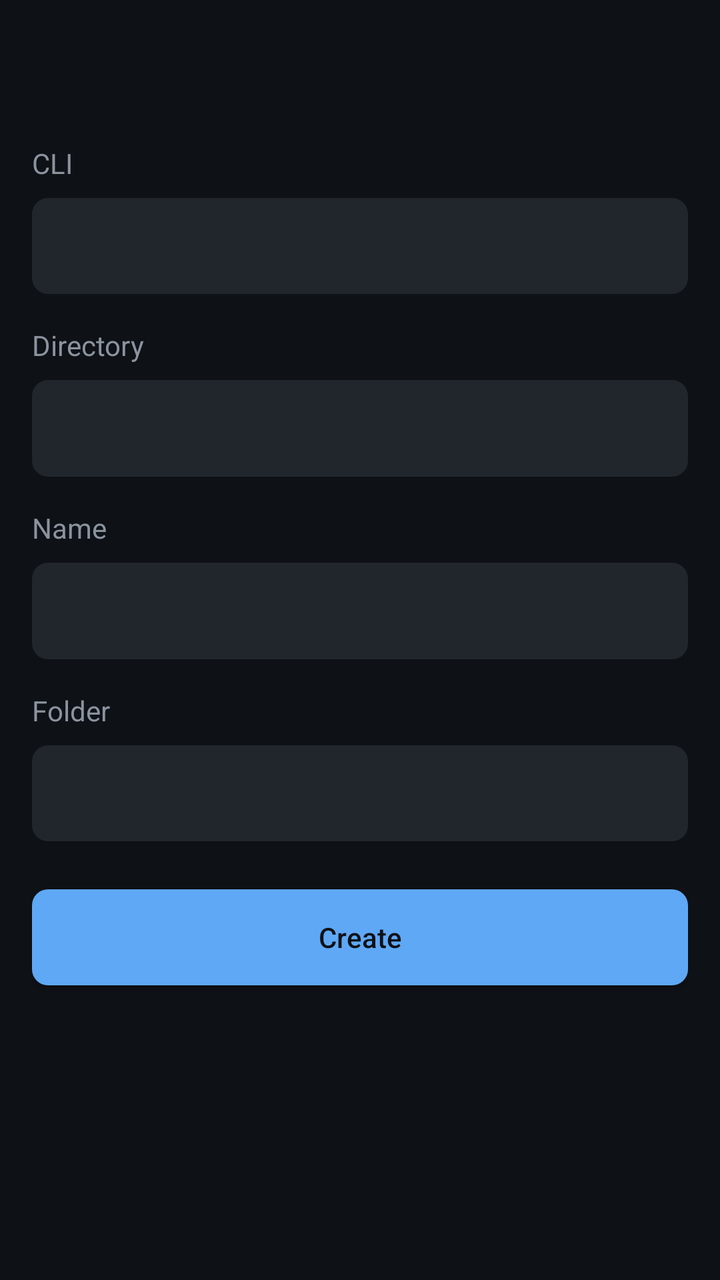
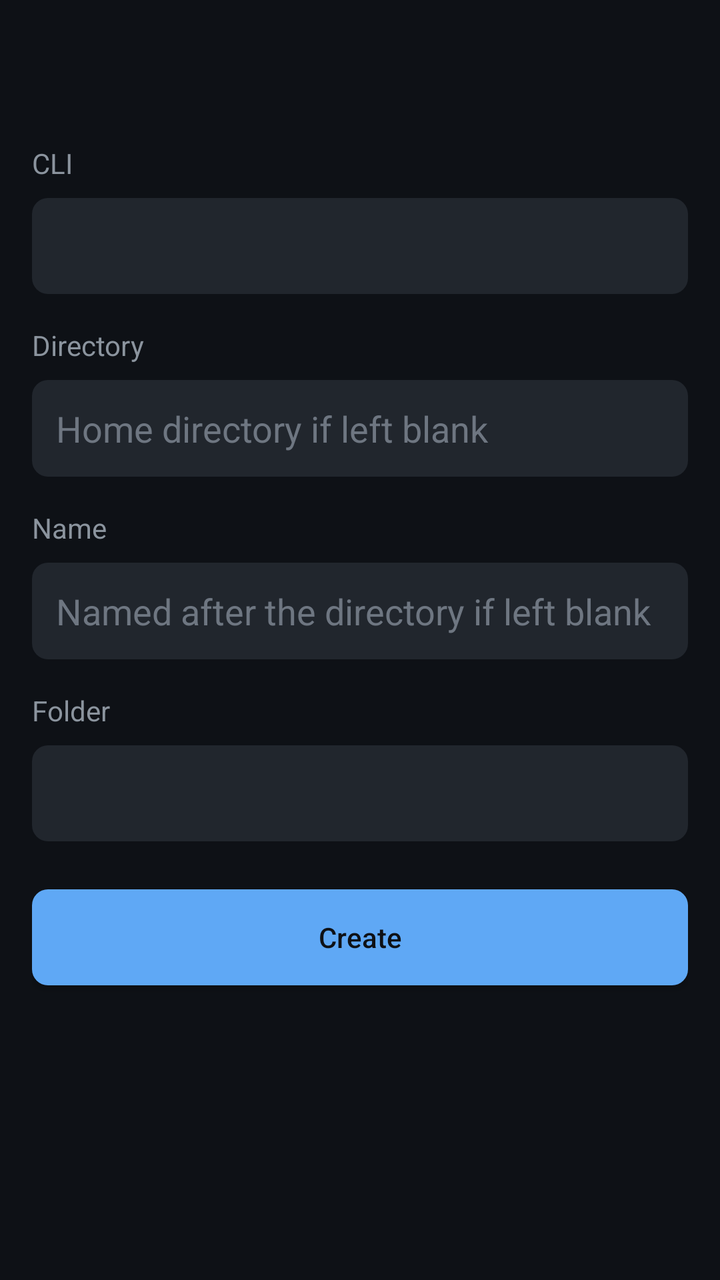

The first picture is an Android layout as it rendered before a commit; the second is the same layout after the commit. The layout source and the unified diff follow.
<!-- AndroidManifest.xml: application theme Theme.Clique -->
<!-- res/layout/fragment_new_session.xml -->
<?xml version="1.0" encoding="utf-8"?>
<ScrollView xmlns:android="http://schemas.android.com/apk/res/android"
    android:layout_width="match_parent"
    android:layout_height="match_parent"
    android:background="@color/ink"
    android:fillViewport="true">

    <LinearLayout
        android:layout_width="match_parent"
        android:layout_height="wrap_content"
        android:orientation="vertical"
        android:padding="16dp">

        <androidx.appcompat.widget.Toolbar
            android:id="@+id/toolbar"
            android:layout_width="match_parent"
            android:layout_height="?attr/actionBarSize"
            android:theme="@style/Toolbar.Clique" />

        <TextView
            android:layout_width="match_parent"
            android:layout_height="wrap_content"
            android:text="@string/session_cli"
            android:textColor="@color/muted" />

        <Spinner
            android:id="@+id/cli"
            android:layout_width="match_parent"
            android:layout_height="48dp"
            android:layout_marginTop="8dp"
            android:background="@drawable/field_bg"
            android:padding="8dp" />

        <TextView
            android:layout_width="match_parent"
            android:layout_height="wrap_content"
            android:layout_marginTop="16dp"
            android:text="@string/session_cwd"
            android:textColor="@color/muted" />

        <EditText
            android:id="@+id/cwd"
            style="@style/Field"
            android:inputType="textUri"
            android:importantForAutofill="no" />

        <TextView
            android:layout_width="match_parent"
            android:layout_height="wrap_content"
            android:layout_marginTop="16dp"
            android:text="@string/session_name"
            android:textColor="@color/muted" />

        <EditText
            android:id="@+id/name"
            style="@style/Field"
            android:inputType="textCapSentences"
            android:importantForAutofill="no" />

        <TextView
            android:layout_width="match_parent"
            android:layout_height="wrap_content"
            android:layout_marginTop="16dp"
            android:text="@string/session_folder"
            android:textColor="@color/muted" />

        <Spinner
            android:id="@+id/folder"
            android:layout_width="match_parent"
            android:layout_height="48dp"
            android:layout_marginTop="8dp"
            android:background="@drawable/field_bg"
            android:padding="8dp" />

        <Button
            android:id="@+id/create"
            android:layout_width="match_parent"
            android:layout_height="wrap_content"
            android:layout_marginTop="24dp"
            android:background="@drawable/btn_accent"
            android:text="@string/create"
            android:textAllCaps="false"
            android:textColor="@color/ink" />

        <TextView
            android:id="@+id/error"
            android:layout_width="match_parent"
            android:layout_height="wrap_content"
            android:layout_marginTop="8dp"
            android:textColor="@color/error" />
    </LinearLayout>
</ScrollView>
<!-- resources referenced by this layout -->
<resources>
  <color name="error">#FFEF4444</color>
  <color name="ink">#FF0E1116</color>
  <color name="muted">#FF8B949E</color>
  <!-- drawable btn_accent (drawable) -->
  <?xml version="1.0" encoding="utf-8"?>
  <shape xmlns:android="http://schemas.android.com/apk/res/android" android:shape="rectangle">
      <solid android:color="@color/accent" />
      <corners android:radius="8dp" />
  </shape>
  <!-- drawable field_bg (drawable) -->
  <?xml version="1.0" encoding="utf-8"?>
  <shape xmlns:android="http://schemas.android.com/apk/res/android" android:shape="rectangle">
      <solid android:color="@color/surface_2" />
      <corners android:radius="8dp" />
  </shape>
  <string name="create">Create</string>
  <string name="session_cli">CLI</string>
  <string name="session_cwd">Directory</string>
  <string name="session_folder">Folder</string>
  <string name="session_name">Name</string>
  <style name="Field">
          <item name="android:layout_width">match_parent</item>
          <item name="android:layout_height">wrap_content</item>
          <item name="android:textColor">@color/text</item>
          <item name="android:textColorHint">@color/hint</item>
          <item name="android:background">@drawable/field_bg</item>
          <item name="android:padding">12dp</item>
          <item name="android:layout_marginTop">8dp</item>
      </style>
  <style name="Toolbar.Clique" parent="Widget.AppCompat.Toolbar">
          <item name="android:background">@color/ink</item>
          <item name="titleTextColor">@color/text</item>
          <item name="subtitleTextColor">@color/muted</item>
          <item name="colorControlNormal">@color/text</item>
      </style>
  <style name="Theme.Clique" parent="Theme.AppCompat.NoActionBar">
          <item name="android:statusBarColor">@color/ink</item>
          <item name="android:navigationBarColor">@color/ink</item>
          <item name="android:windowBackground">@color/ink</item>
          <item name="android:colorBackground">@color/ink</item>
          <item name="colorPrimary">@color/accent</item>
          <item name="colorPrimaryDark">@color/ink</item>
          <item name="colorAccent">@color/accent</item>
          <item name="android:textColorPrimary">@color/text</item>
          <item name="android:textColorSecondary">@color/muted</item>
          <item name="android:textColor">@color/text</item>
          <item name="editTextColor">@color/text</item>
          <item name="android:editTextColor">@color/text</item>
          <item name="android:windowSoftInputMode">adjustResize</item>
          <item name="actionMenuTextColor">@color/text</item>
          <item name="android:popupMenuStyle">@style/Popup.Clique</item>
      </style>
  <color name="accent">#FF5FA8F5</color>
  <color name="surface_2">#FF21262D</color>
  <color name="text">#FFE6EDF3</color>
  <color name="hint">#FF6E7681</color>
  <style name="Popup.Clique" parent="Widget.AppCompat.PopupMenu">
          <item name="android:popupBackground">@color/surface_2</item>
      </style>
</resources>

<!-- the commit's change to res/layout/fragment_new_session.xml (unified diff, before → after) -->
@@ -41,6 +41,8 @@
         <EditText
             android:id="@+id/cwd"
             style="@style/Field"
+            android:hint="@string/session_cwd_hint"
+            android:textColorHint="@color/hint"
             android:inputType="textUri"
             android:importantForAutofill="no" />
 
@@ -54,6 +56,8 @@
         <EditText
             android:id="@+id/name"
             style="@style/Field"
+            android:hint="@string/session_name_hint"
+            android:textColorHint="@color/hint"
             android:inputType="textCapSentences"
             android:importantForAutofill="no" />
 
<!-- resource entries referenced after the edit -->
@@ -1,6 +1,7 @@
 <!-- resources referenced by this layout -->
 <resources>
   <color name="error">#FFEF4444</color>
+  <color name="hint">#FF6E7681</color>
   <color name="ink">#FF0E1116</color>
   <color name="muted">#FF8B949E</color>
   <!-- drawable btn_accent (drawable) -->
@@ -18,8 +19,10 @@
   <string name="create">Create</string>
   <string name="session_cli">CLI</string>
   <string name="session_cwd">Directory</string>
+  <string name="session_cwd_hint">Home directory if left blank</string>
   <string name="session_folder">Folder</string>
   <string name="session_name">Name</string>
+  <string name="session_name_hint">Named after the directory if left blank</string>
   <style name="Field">
           <item name="android:layout_width">match_parent</item>
           <item name="android:layout_height">wrap_content</item>
@@ -55,7 +58,6 @@
   <color name="accent">#FF5FA8F5</color>
   <color name="surface_2">#FF21262D</color>
   <color name="text">#FFE6EDF3</color>
-  <color name="hint">#FF6E7681</color>
   <style name="Popup.Clique" parent="Widget.AppCompat.PopupMenu">
           <item name="android:popupBackground">@color/surface_2</item>
       </style>
